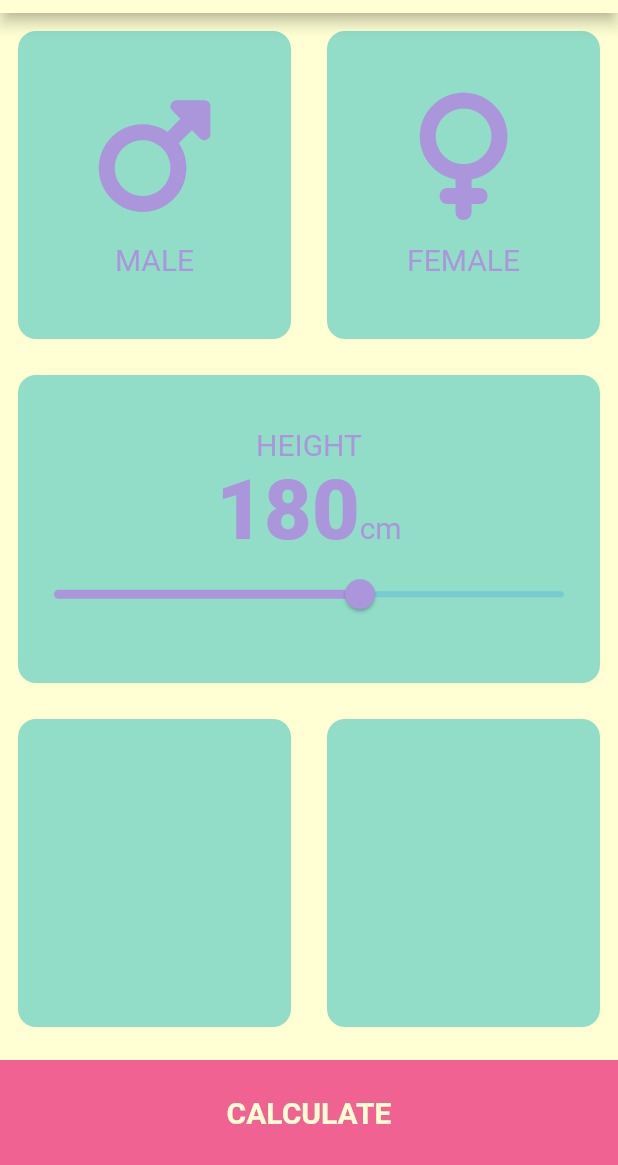
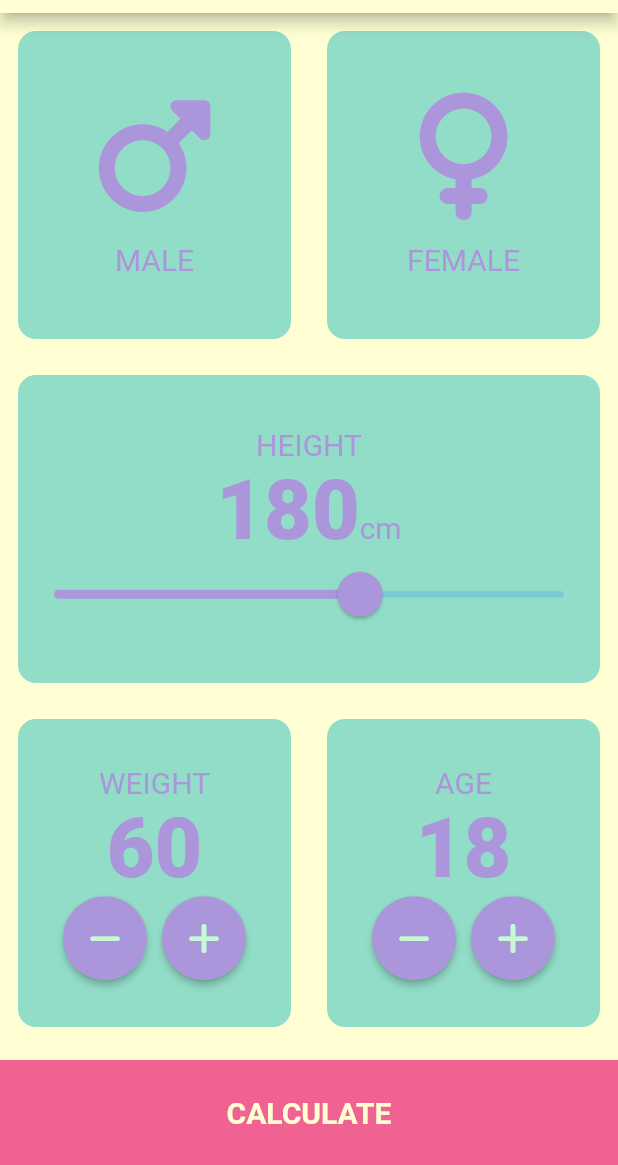
Before and after one commit to SahilRathod17/BMI, a Flutter app: the screen it shows after launch, on a phone screen of 412 x 824 dp, the part 71-1236 px from its top. Run offline on Flutter 3.47's test engine with Material 2 defaults, Android fonts, the phone set to English and light mode, and no system bars; our stand-ins replace font_awesome_flutter; Roboto replaces fonts that are missing (Zen_Kurenaido).

Commit message:
almost done

```diff
--- /dev/null
+++ b/lib/bottom_button.dart
@@ -0,0 +1,35 @@
+// ignore_for_file: prefer_const_constructors
+
+import 'package:flutter/material.dart';
+import 'constants.dart';
+
+class BottomButton extends StatelessWidget {
+  final VoidCallback onTap;
+  final String title;
+
+  BottomButton({required this.title, required this.onTap});
+
+  @override
+  Widget build(BuildContext context) {
+    return GestureDetector(
+      onTap: onTap,
+      child: Container(
+        color: kLitePink,
+        margin: const EdgeInsets.only(top: 10.0),
+        width: double.infinity,
+        height: kBottomBorder,
+        child: Center(
+          child: Text(
+            title,
+            style: TextStyle(
+              color: Color(0xFFffffd3),
+              fontWeight: FontWeight.bold,
+              fontSize: 20,
+              fontFamily: 'Zen_Kurenaido',
+            ),
+          ),
+        ),
+      ),
+    );
+  }
+}
--- a/lib/input_page.dart
+++ b/lib/input_page.dart
@@ -1,9 +1,12 @@
 // ignore_for_file: sort_child_properties_last;, prefer_const_constructors
+import 'package:bmi/result_page.dart';
 import 'package:flutter/material.dart';
 import 'package:font_awesome_flutter/font_awesome_flutter.dart';
 import 'my_CardChild.dart';
 import 'my_Card.dart';
 import 'constants.dart';
+import 'myButton.dart';
+import 'bottom_button.dart';
 
 enum Gender {
   Male,
@@ -42,6 +45,8 @@ class _InputPageState extends State<InputPage> {
 
   Gender? selectedGender;
   int height = 180;
+  int weight = 60;
+  int age = 18;
 
   @override
   Widget build(BuildContext context) {
@@ -123,7 +128,12 @@ class _InputPageState extends State<InputPage> {
                         ),
                       ],
                     ),
-                    Slider(
+                    SliderTheme(
+                      data: SliderTheme.of(context).copyWith(
+                        thumbShape:
+                            RoundSliderThumbShape(enabledThumbRadius: 15.0),
+                      ),
+                      child: Slider(
                           value: height.toDouble(),
                           min: 120.0,
                           max: 220.0,
@@ -133,6 +143,7 @@ class _InputPageState extends State<InputPage> {
                               height = newValue.round();
                             });
                           }),
+                    ),
                   ]),
             ),
           ),
@@ -141,35 +152,103 @@ class _InputPageState extends State<InputPage> {
             // ignore: prefer_const_literals_to_create_immutables
             children: <Widget>[
               Expanded(
-                child: MyCard(colour: kInactiveCardColor),
+                child: MyCard(
+                    cardChild: Column(
+                      mainAxisAlignment: MainAxisAlignment.center,
+                      // ignore: prefer_const_literals_to_create_immutables
+                      children: [
+                        Text(
+                          "WEIGHT",
+                          style: kLabelTextStyle,
+                        ),
+                        Text(
+                          weight.toString(),
+                          style: kNumbersLabel,
+                        ),
+                        Row(
+                          mainAxisAlignment: MainAxisAlignment.center,
+                          // ignore: prefer_const_literals_to_create_immutables
+                          children: [
+                            MyButton(
+                              icon: FontAwesomeIcons.minus,
+                              onPressed: () {
+                                setState(() {
+                                  weight--;
+                                });
+                              },
+                            ),
+                            SizedBox(
+                              width: 10.0,
+                            ),
+                            MyButton(
+                              icon: FontAwesomeIcons.plus,
+                              onPressed: () {
+                                setState(() {
+                                  weight++;
+                                });
+                              },
+                            ),
+                          ],
+                        ),
+                      ],
+                    ),
+                    colour: kInactiveCardColor),
               ),
               Expanded(
-                child: MyCard(colour: kInactiveCardColor),
+                child: MyCard(
+                    cardChild: Column(
+                      mainAxisAlignment: MainAxisAlignment.center,
+                      // ignore: prefer_const_literals_to_create_immutables
+                      children: [
+                        Text(
+                          "AGE",
+                          style: kLabelTextStyle,
+                        ),
+                        Text(
+                          age.toString(),
+                          style: kNumbersLabel,
+                        ),
+                        Row(
+                          mainAxisAlignment: MainAxisAlignment.center,
+                          children: [
+                            MyButton(
+                                icon: FontAwesomeIcons.minus,
+                                onPressed: () {
+                                  setState(() {
+                                    age--;
+                                  });
+                                }),
+                            SizedBox(
+                              width: 10.0,
+                            ),
+                            MyButton(
+                                icon: FontAwesomeIcons.plus,
+                                onPressed: () {
+                                  setState(() {
+                                    age++;
+                                  });
+                                })
+                          ],
+                        ),
+                      ],
+                    ),
+                    colour: kInactiveCardColor),
               ),
             ],
           )),
-          Container(
-            color: kLitePink,
-            margin: const EdgeInsets.only(top: 10.0),
-            width: double.infinity,
-            height: kBottomBorder,
-            child: const Center(
-              child: Text(
-                "CALCULATE",
-                style: TextStyle(
-                  color: Color(0xFFffffd3),
-                  fontWeight: FontWeight.bold,
-                  fontSize: 20,
-                  fontFamily: 'Zen_Kurenaido',
-                ),
-              ),
-            ),
+          BottomButton(
+            title: 'CALCULATE',
+            onTap: () {
+              Navigator.push(context,
+                  MaterialPageRoute(builder: (context) => Result_Page()));
+            },
           )
         ],
       ),
     );
   }
 }
+
 
 // Container(
 //         margin: const EdgeInsets.all(15.0),
--- /dev/null
+++ b/lib/myButton.dart
@@ -0,0 +1,34 @@
+import 'package:flutter/material.dart';
+import 'constants.dart';
+
+class MyButton extends StatelessWidget {
+  final IconData icon;
+  final VoidCallback onPressed;
+
+  const MyButton({
+    super.key,
+    required this.icon,
+    required this.onPressed,
+  });
+
+  @override
+  Widget build(BuildContext context) {
+    return RawMaterialButton(
+      // ignore: sort_child_properties_last
+      child: Icon(
+        icon,
+        color: kActiveCardColor,
+      ),
+      // elevation: 6.0,
+      // disabledElevation: 6.0,
+      // ignore: prefer_const_constructors
+      constraints: BoxConstraints.tightFor(
+        width: 56.0,
+        height: 56.0,
+      ),
+      onPressed: onPressed,
+      fillColor: kPurpule,
+      shape: CircleBorder(),
+    );
+  }
+}
```
Also changed, not shown: lib/constants.dart (+26 -0 lines), lib/result_page.dart (added, +78 -0 lines). Lines whose indentation alone changed are shown as unchanged.
